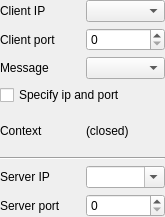
Above: src/toolsui/SAKSocketClientToolUi.ui from x-tools-author/x-tools before the change. Below: the same form after it.
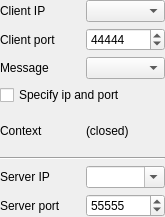
That is the form after the change. Custom widgets are drawn as their Qt base class.

Patch:
```diff
--- a/src/toolsui/SAKSocketClientToolUi.ui
+++ b/src/toolsui/SAKSocketClientToolUi.ui
@@ -27,7 +27,14 @@
     <number>0</number>
    </property>
    <item row="2" column="1">
-    <widget class="QSpinBox" name="spinBoxClientPort"/>
+    <widget class="QSpinBox" name="spinBoxClientPort">
+     <property name="maximum">
+      <number>65535</number>
+     </property>
+     <property name="value">
+      <number>44444</number>
+     </property>
+    </widget>
    </item>
    <item row="7" column="1">
     <widget class="QComboBox" name="comboBoxServerAddress">
@@ -106,7 +113,17 @@
     <widget class="QComboBox" name="comboBoxMessageType"/>
    </item>
    <item row="8" column="1">
-    <widget class="QSpinBox" name="spinBoxServerPort"/>
+    <widget class="QSpinBox" name="spinBoxServerPort">
+     <property name="maximum">
+      <number>65535</number>
+     </property>
+     <property name="singleStep">
+      <number>1</number>
+     </property>
+     <property name="value">
+      <number>55555</number>
+     </property>
+    </widget>
    </item>
    <item row="4" column="0" colspan="2">
     <widget class="QCheckBox" name="checkBoxSpecifyIpAndPort">
```
Left out of the diff: 8 changed lines with no effect on the pictures.
